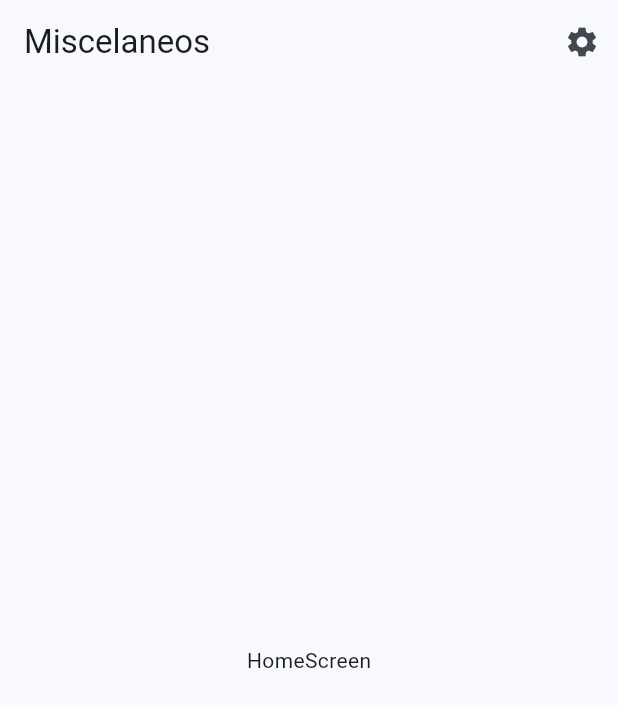
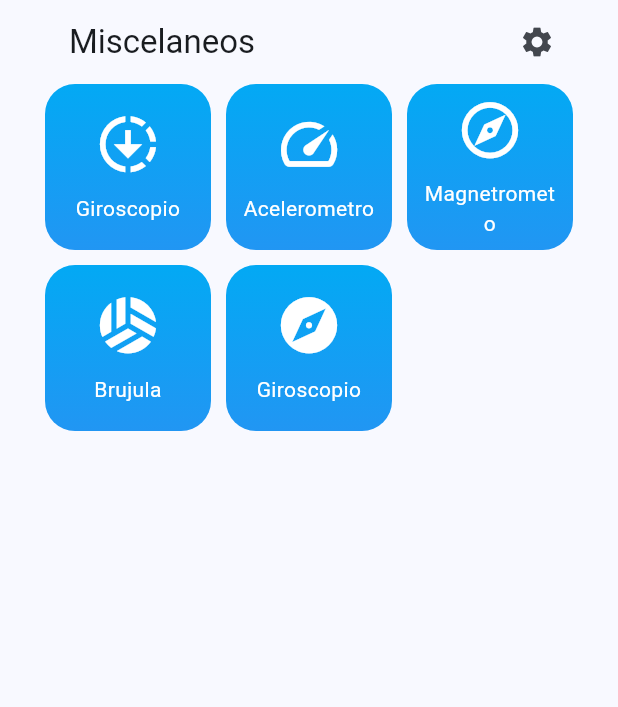
Before and after one commit to isamed92/miscelaneos, a Flutter app: the screen it shows after launch, on a phone screen of 412 x 824 dp. Shown: the top 707 px of the screen. Run offline on Flutter 3.47's test engine with Material 2 defaults, Android fonts, the phone set to English and light mode, and no system bars; our stand-ins replace flutter_riverpod, go_router, google_fonts, permission_handler.

Commit message:
add screens

```diff
--- a/lib/config/router/app_router.dart
+++ b/lib/config/router/app_router.dart
@@ -7,4 +7,17 @@ final appRouter = GoRouter(routes: [
   GoRoute(
       path: '/permissions',
       builder: (context, state) => const PermissionScreen()),
+  //! sensors
+  GoRoute(
+      path: '/gyroscope', builder: (context, state) => const GyroscopeScreen()),
+  GoRoute(
+      path: '/acelerometer',
+      builder: (context, state) => const AccelerometerScreen()),
+  GoRoute(
+      path: '/magnetometer',
+      builder: (context, state) => const MagnetometerScreen()),
+  GoRoute(path: '/compass', builder: (context, state) => const CompassScreen()),
+  GoRoute(
+      path: '/gyroscope-ball',
+      builder: (context, state) => const GyroscopeBallScreen()),
 ], initialLocation: '/');
--- a/lib/main.dart
+++ b/lib/main.dart
@@ -1,10 +1,13 @@
 import 'package:flutter/material.dart';
+import 'package:flutter/services.dart';
 import 'package:flutter_riverpod/flutter_riverpod.dart';
 import 'package:miscelaneos/config/config.dart';
 
 import 'presentation/providers/providers.dart';
 
 void main() {
+  WidgetsFlutterBinding.ensureInitialized();
+  SystemChrome.setPreferredOrientations([DeviceOrientation.portraitUp]);
   runApp(const ProviderScope(child: MainApp()));
 }
 
--- a/lib/presentation/screens/home_screen.dart
+++ b/lib/presentation/screens/home_screen.dart
@@ -1,5 +1,6 @@
 import 'package:flutter/material.dart';
 import 'package:go_router/go_router.dart';
+import 'package:miscelaneos/presentation/widgets/widgets.dart';
 
 class HomeScreen extends StatelessWidget {
   const HomeScreen({Key? key}) : super(key: key);
@@ -7,7 +8,12 @@ class HomeScreen extends StatelessWidget {
   @override
   Widget build(BuildContext context) {
     return Scaffold(
-      appBar: AppBar(
+
+      body: Padding(
+        padding: const EdgeInsets.symmetric(horizontal: 30),
+        child: CustomScrollView(
+          slivers: <Widget>[
+            SliverAppBar(
                title: const Text('Miscelaneos'),
           actions: [
             IconButton(
@@ -18,8 +24,8 @@ class HomeScreen extends StatelessWidget {
             ),
           ],
             ),
-      body: const Center(
-        child: Text('HomeScreen'),
+            const MainMenu()],
+        ),
       ),
     );
   }
--- a/lib/presentation/screens/screens.dart
+++ b/lib/presentation/screens/screens.dart
@@ -1,2 +1,7 @@
 export 'home_screen.dart';
 export 'permission_screen.dart';
+export 'sensors/accelerometer_screen.dart';
+export 'sensors/compass_screen.dart';
+export 'sensors/gyroscope_screen.dart';
+export 'sensors/gyroscope_ball_screen.dart';
+export 'sensors/magnotometer_screen.dart';
--- /dev/null
+++ b/lib/presentation/widgets/shared/main_menu.dart
@@ -0,0 +1,73 @@
+import 'package:flutter/material.dart';
+import 'package:go_router/go_router.dart';
+
+class MainMenu extends StatelessWidget {
+  const MainMenu({super.key});
+
+  @override
+  Widget build(BuildContext context) {
+    return SliverGrid.count(
+        crossAxisCount: 3,
+        crossAxisSpacing: 10,
+        mainAxisSpacing: 10,
+        children: menuItems
+            .map((e) =>
+                HomeMenuItem(title: e.title, route: e.route, icon: e.icon))
+            .toList());
+  }
+}
+
+class _MenuItem {
+  final String title;
+  final IconData icon;
+  final String route;
+
+  _MenuItem(this.title, this.icon, this.route);
+}
+
+final menuItems = <_MenuItem>[
+  _MenuItem('Giroscopio', Icons.downloading, '/gyroscope'),
+  _MenuItem('Acelerometro', Icons.speed, '/acelerometer'),
+  _MenuItem('Magnetrometo', Icons.explore_outlined, '/magnetometer'),
+  _MenuItem('Brujula', Icons.sports_volleyball, '/compass'),
+  _MenuItem('Giroscopio', Icons.explore, '/gyroscope-ball'),
+];
+
+class HomeMenuItem extends StatelessWidget {
+  final String title;
+  final String route;
+  final IconData icon;
+  final List<Color> bgColors;
+
+  const HomeMenuItem(
+      {super.key,
+      required this.title,
+      required this.route,
+      required this.icon,
+      this.bgColors = const [Colors.lightBlue, Colors.blue]});
+
+  @override
+  Widget build(BuildContext context) {
+    return GestureDetector(
+      onTap: () => context.push(route),
+      child: Container(
+        padding: const EdgeInsets.all(8),
+        decoration: BoxDecoration(
+            borderRadius: BorderRadius.circular(20),
+            gradient: LinearGradient(
+                colors: bgColors,
+                begin: Alignment.topCenter,
+                end: Alignment.bottomCenter)),
+        child: Column(mainAxisAlignment: MainAxisAlignment.center, children: [
+          Icon(icon, color: Colors.white, size: 45),
+          const SizedBox(height: 10),
+          Text(
+            title,
+            textAlign: TextAlign.center,
+            style: const TextStyle(color: Colors.white),
+          )
+        ]),
+      ),
+    );
+  }
+}
--- /dev/null
+++ b/lib/presentation/widgets/widgets.dart
@@ -0,0 +1 @@
+export 'shared/main_menu.dart';
```
Also changed, not shown: lib/presentation/screens/sensors/accelerometer_screen.dart (added, +13 -0 lines), lib/presentation/screens/sensors/compass_screen.dart (added, +13 -0 lines), lib/presentation/screens/sensors/gyroscope_ball_screen.dart (added, +13 -0 lines), lib/presentation/screens/sensors/gyroscope_screen.dart (added, +13 -0 lines), lib/presentation/screens/sensors/magnotometer_screen.dart (added, +13 -0 lines). Lines whose indentation alone changed are shown as unchanged.
